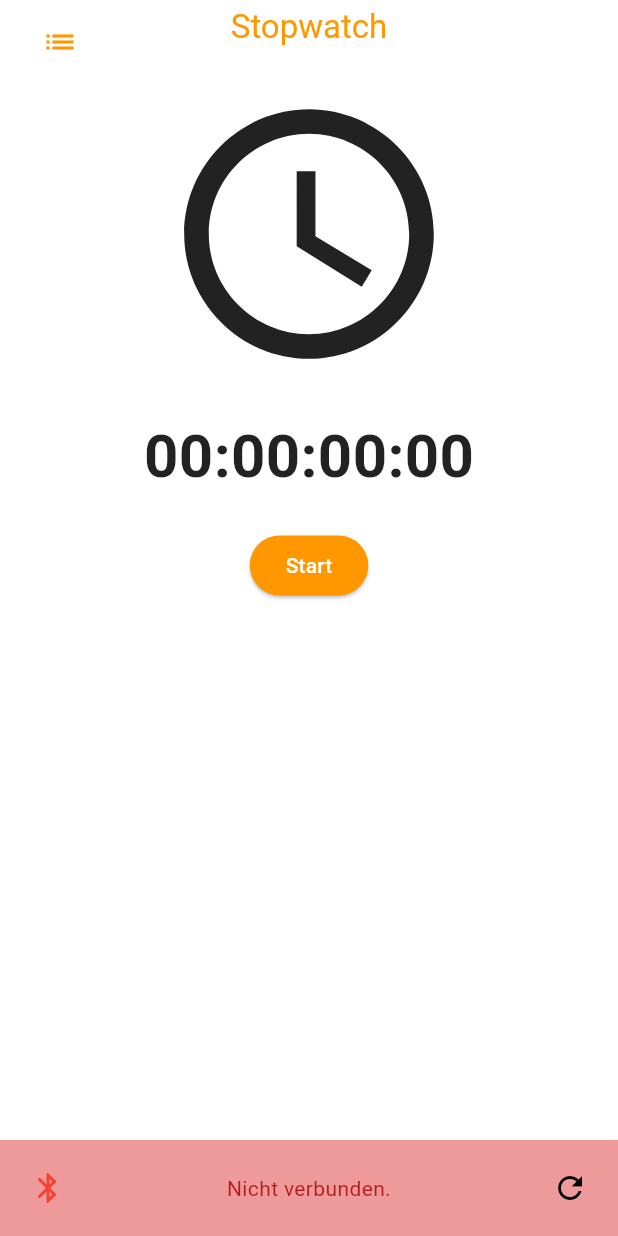
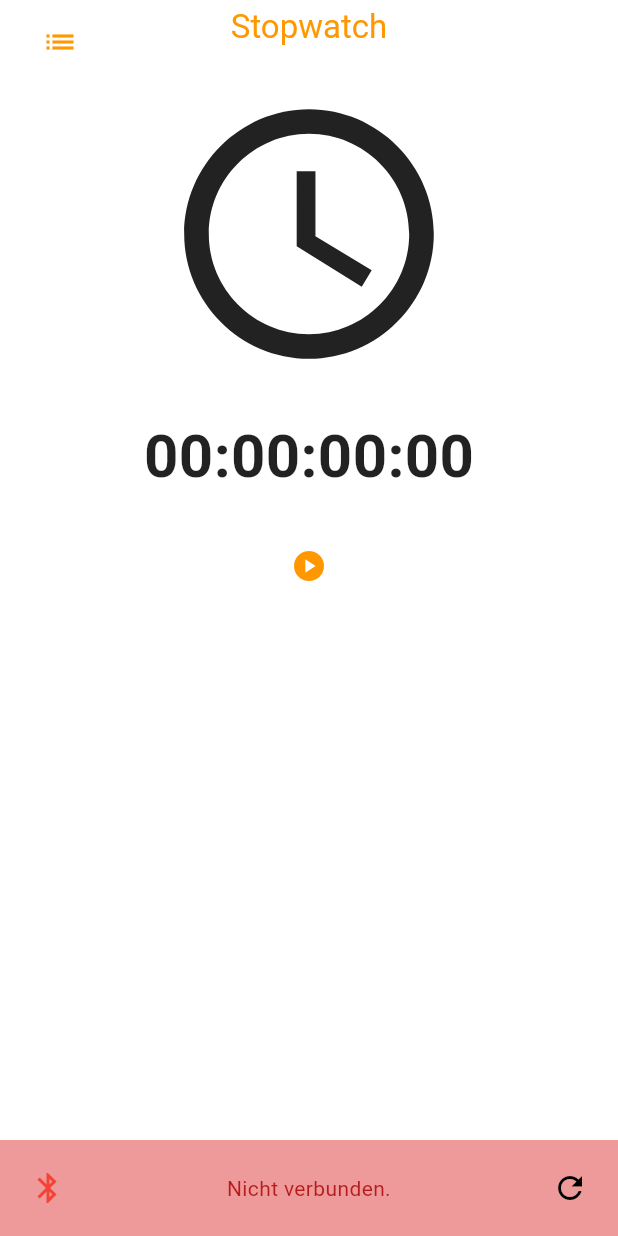
Before and after one commit to KastenKlicker/lichtschranke, a Flutter app: the screen it shows after launch, on a phone screen of 412 x 824 dp. Run offline on Flutter 3.47's test engine with Material 3 defaults, Android fonts, the phone set to English and light mode, and no system bars; our stand-ins replace csv, file_picker, share_plus, shared_preferences; missing offline and left inert: bluetooth_classic.

Commit message:
Timer on StopwatchScreen is working

```diff
--- a/lib/StopwatchScreen.dart
+++ b/lib/StopwatchScreen.dart
@@ -1,5 +1,6 @@
 import 'dart:async';
 import 'package:flutter/material.dart';
+import 'package:lichtschranke/TimeEntry.dart';
 import 'package:lichtschranke/TimeListScreen.dart';
 import 'package:lichtschranke/base_scaffold.dart';
 import 'package:provider/provider.dart';
@@ -11,52 +12,41 @@ class StopwatchScreen extends StatefulWidget {
 }
 
 class _StopwatchScreenState extends State<StopwatchScreen> {
-  Timer? _timer; // Optionaler Timer
-  late DateTime _startTime; // Startzeitpunkt
-  late Duration _elapsedTime; // Gespeicherte Dauer
-  Duration _currentDuration = Duration.zero; // Aktuelle Dauer (inkl. ms)
+  Timer? _timer;
 
   @override
   void initState() {
     super.initState();
-    _elapsedTime = Duration.zero; // Initialisierte Dauer
-    _startTimerIfNeeded();
+    _startTimerIfNeeded(); // Start/Tick-Logik direkt initialisieren
   }
 
   void _startTimerIfNeeded() {
     final appState = Provider.of<AppState>(context, listen: false);
 
     if (appState.isRunning) {
-      // Timer starten, wenn _isRunning true ist
-      _startTime = DateTime.now().subtract(_elapsedTime); // Startzeit berechnen
+      // Wenn die Stoppuhr läuft, Timer starten
       _timer ??= Timer.periodic(Duration(milliseconds: 10), (timer) {
-        setState(() {
-          // Differenz zwischen aktueller Zeit und Startzeit berechnen
-          _currentDuration = DateTime.now().difference(_startTime);
-        });
+        setState(() {});
       });
     } else {
-      // Timer stoppen, wenn _isRunning false ist
+      // Timer stoppen
       _timer?.cancel();
       _timer = null;
-      _elapsedTime = _currentDuration; // Elapsed Time speichern
     }
   }
 
   @override
   void didChangeDependencies() {
     super.didChangeDependencies();
-    // Überwacht Änderungen im AppState
     final appState = Provider.of<AppState>(context);
-    appState.addListener(_startTimerIfNeeded);
+    appState.addListener(_startTimerIfNeeded); // Timer-Logik bei Updates auslösen
   }
 
   @override
   void dispose() {
-    // Cleanup: Timer und Listener entfernen
     _timer?.cancel();
     final appState = Provider.of<AppState>(context, listen: false);
-    appState.removeListener(_startTimerIfNeeded);
+    appState.removeListener(_startTimerIfNeeded); // Listener entfernen
     super.dispose();
   }
 
@@ -92,37 +82,65 @@ class _StopwatchScreenState extends State<StopwatchScreen> {
       body: Column(
         children: [
           Icon(Icons.watch_later_outlined, size: 200),
-          SizedBox(height: 20), // Platz für den Text
+          SizedBox(height: 20),
+          // Anzeige der aktuellen Zeit
           Text(
-            _formatElapsedTime(), // Formatiert die Zeit in hh:mm:ss:ms
+            _formatElapsedTime(appState.elapsedTime),
             style: TextStyle(fontSize: 40, fontWeight: FontWeight.bold),
           ),
           SizedBox(height: 20),
-          ElevatedButton(
-            onPressed: () {
-              // Toggle des _isRunning-Status im AppState
-              if (appState.isRunning) {
-                appState.stop();
-              } else {
-                appState.start();
-              }
-            },
-            child: appState.isRunning ? Text("Stop") : Text("Start"),
-          ),
+          // Start-/Stopp-Steuerelemente
+          Center(
+            child: appState.isRunning
+                ? Row(
+              mainAxisAlignment: MainAxisAlignment.center,
+              children: [
+                IconButton(
+                  icon: Icon(
+                    Icons.add_circle,
+                    color: Colors.orange,
+                  ),
+                  onPressed: () {
+                    appState.addTimeEntryToSet(TimeEntry(
+                        date: DateTime.now(),
+                        timeInMillis:
+                        appState.elapsedTime.inMilliseconds));
+                  },
+                ),
+                IconButton(
+                  icon: Icon(
+                    Icons.stop_circle,
+                    color: Colors.orange,
+                  ),
+                  onPressed: () {
+                    appState.stop(); // Stoppuhr stoppen
+                  },
+                ),
+              ],
+            )
+                : IconButton(
+              icon: Icon(
+                Icons.play_circle,
+                color: Colors.orange,
+              ),
+              onPressed: () {
+                appState.start(); // Timer starten
+              },
+            ),
+          )
         ],
       ),
     );
   }
 
-  // Helfer-Funktion zur Formatierung der Zeit in hh:mm:ss:ms
-  String _formatElapsedTime() {
-    final hours = _currentDuration.inHours.toString().padLeft(2, '0');
+  String _formatElapsedTime(Duration elapsedTime) {
+    final hours = elapsedTime.inHours.toString().padLeft(2, '0');
     final minutes =
-    _currentDuration.inMinutes.remainder(60).toString().padLeft(2, '0');
+    elapsedTime.inMinutes.remainder(60).toString().padLeft(2, '0');
     final seconds =
-    _currentDuration.inSeconds.remainder(60).toString().padLeft(2, '0');
+    elapsedTime.inSeconds.remainder(60).toString().padLeft(2, '0');
     final milliseconds =
-    (_currentDuration.inMilliseconds.remainder(1000) ~/ 10)
+    (elapsedTime.inMilliseconds.remainder(1000) ~/ 10)
         .toString()
         .padLeft(2, '0');
     return "$hours:$minutes:$seconds:$milliseconds";
```
Also changed, not shown: lib/AppState.dart (+40 -2 lines).
